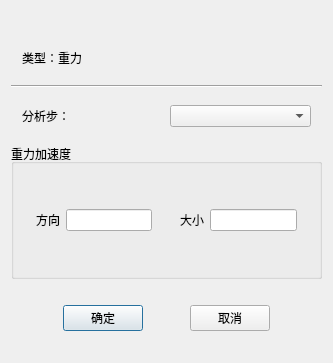
This is TW/Gravity.ui in Shixuku/Tower-Visual as Qt 5 draws it before an edit. The edited form follows.
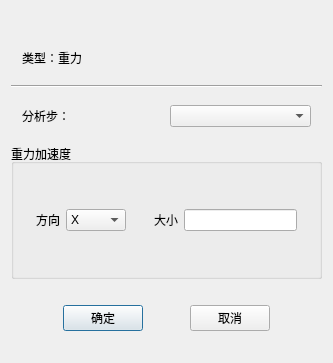
This is the edited form.

Diff of the .ui file:
```diff
--- a/TW/Gravity.ui
+++ b/TW/Gravity.ui
@@ -74,7 +74,29 @@
           </widget>
          </item>
          <item>
-          <widget class="QLineEdit" name="line_direction"/>
+          <widget class="QComboBox" name="comboBox_2">
+           <property name="minimumSize">
+            <size>
+             <width>60</width>
+             <height>0</height>
+            </size>
+           </property>
+           <item>
+            <property name="text">
+             <string>X</string>
+            </property>
+           </item>
+           <item>
+            <property name="text">
+             <string>Y</string>
+            </property>
+           </item>
+           <item>
+            <property name="text">
+             <string>Z</string>
+            </property>
+           </item>
+          </widget>
          </item>
         </layout>
        </widget>
```
